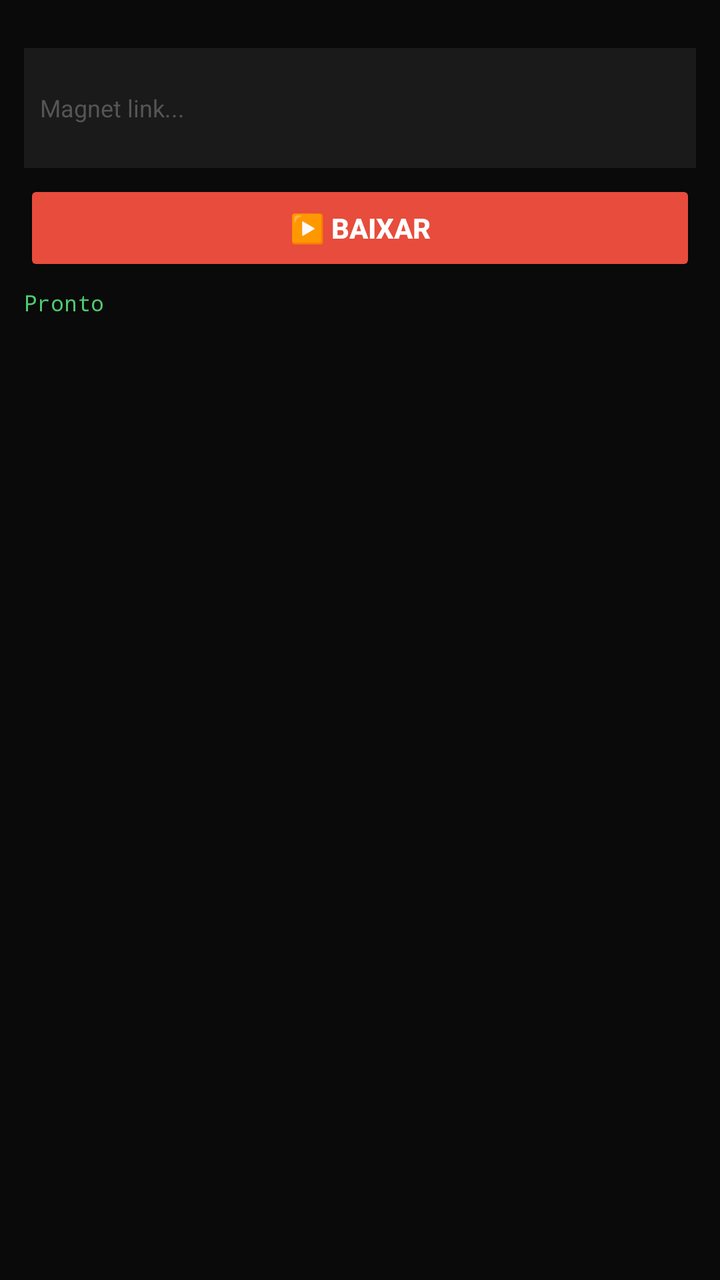
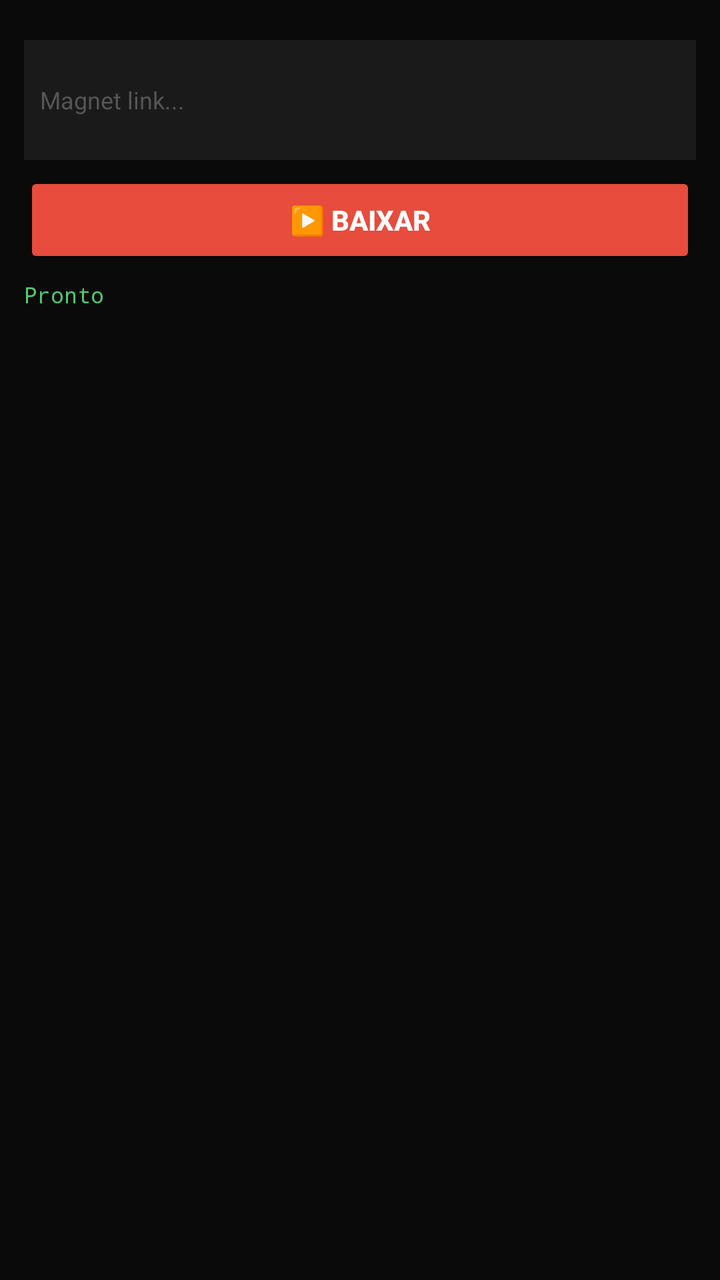

Compare the two renders of this Android layout. The source of the first and the diff that turns it into the second are given below.
<!-- AndroidManifest.xml: application theme Theme.AppCompat.NoActionBar -->
<!-- res/layout/activity_main.xml -->
<?xml version="1.0" encoding="utf-8"?>
<LinearLayout xmlns:android="http://schemas.android.com/apk/res/android"
    xmlns:app="http://schemas.android.com/apk/res-auto"
    android:layout_width="match_parent"
    android:layout_height="match_parent"
    android:orientation="vertical"
    android:background="#0a0a0a"
    android:gravity="center_horizontal"
    android:padding="12dp">
    
    <androidx.media3.ui.PlayerView
        android:id="@+id/player_view"
        android:layout_width="match_parent"
        android:layout_height="0dp"
        android:layout_weight="0"
        android:visibility="gone"
        app:show_buffering="when_playing"
        app:use_controller="true" />
    
    <LinearLayout
        android:layout_width="match_parent"
        android:layout_height="wrap_content"
        android:orientation="vertical"
        android:layout_marginTop="12dp">
        
        <EditText
            android:id="@+id/magnet_input"
            android:layout_width="match_parent"
            android:layout_height="60dp"
            android:background="#1a1a1a"
            android:hint="Magnet link..."
            android:textColorHint="#555"
            android:inputType="textMultiLine"
            android:padding="8dp"
            android:textColor="#fff"
            android:textSize="12sp" />
        
        <LinearLayout
            android:layout_width="match_parent"
            android:layout_height="wrap_content"
            android:orientation="horizontal"
            android:layout_marginTop="6dp">
            
            <Button
                android:id="@+id/btn_play"
                android:layout_width="0dp"
                android:layout_height="48dp"
                android:layout_weight="1"
                android:backgroundTint="#e74c3c"
                android:text="▶️ BAIXAR"
                android:textColor="#fff"
                android:textStyle="bold" />
            
            <Button
                android:id="@+id/btn_watch"
                android:layout_width="0dp"
                android:layout_height="48dp"
                android:layout_weight="1"
                android:layout_marginStart="4dp"
                android:backgroundTint="#4ecb71"
                android:text="🎬 ASSISTIR"
                android:textColor="#000"
                android:textStyle="bold"
                android:visibility="gone" />
            
            <Button
                android:id="@+id/btn_stop"
                android:layout_width="0dp"
                android:layout_height="48dp"
                android:layout_weight="1"
                android:layout_marginStart="4dp"
                android:backgroundTint="#555"
                android:text="⏹️ PARAR"
                android:textColor="#fff"
                android:textStyle="bold"
                android:visibility="gone" />
        </LinearLayout>
        
        <ProgressBar
            android:id="@+id/buffer_bar"
            style="?android:attr/progressBarStyleHorizontal"
            android:layout_width="match_parent"
            android:layout_height="5dp"
            android:layout_marginTop="6dp"
            android:progressTint="#e74c3c"
            android:visibility="gone" />
        
        <TextView
            android:id="@+id/status_text"
            android:layout_width="wrap_content"
            android:layout_height="wrap_content"
            android:layout_marginTop="6dp"
            android:text="Pronto"
            android:textColor="#4ecb71"
            android:textSize="11sp"
            android:fontFamily="monospace" />
    </LinearLayout>
    
</LinearLayout>
<!-- resources referenced by this layout -->
<resources>

</resources>

<!-- the commit's change to res/layout/activity_main.xml (unified diff, before → after) -->
@@ -1,99 +1,146 @@
 <?xml version="1.0" encoding="utf-8"?>
-<LinearLayout xmlns:android="http://schemas.android.com/apk/res/android"
+<FrameLayout xmlns:android="http://schemas.android.com/apk/res/android"
     xmlns:app="http://schemas.android.com/apk/res-auto"
     android:layout_width="match_parent"
     android:layout_height="match_parent"
-    android:orientation="vertical"
-    android:background="#0a0a0a"
-    android:gravity="center_horizontal"
-    android:padding="12dp">
-    
-    <androidx.media3.ui.PlayerView
-        android:id="@+id/player_view"
-        android:layout_width="match_parent"
-        android:layout_height="0dp"
-        android:layout_weight="0"
-        android:visibility="gone"
-        app:show_buffering="when_playing"
-        app:use_controller="true" />
+    android:background="#0a0a0a">
     
     <LinearLayout
         android:layout_width="match_parent"
-        android:layout_height="wrap_content"
+        android:layout_height="match_parent"
         android:orientation="vertical"
-        android:layout_marginTop="12dp">
+        android:gravity="center_horizontal"
+        android:padding="12dp">
         
-        <EditText
-            android:id="@+id/magnet_input"
+        
+        <androidx.media3.ui.PlayerView
+            android:id="@+id/player_view"
             android:layout_width="match_parent"
-            android:layout_height="60dp"
+            android:layout_height="wrap_content"
+            android:visibility="gone"
+            app:show_buffering="when_playing"
+            app:use_controller="true" />
+        
+        
+        <FrameLayout
+            android:id="@+id/loading_overlay"
+            android:layout_width="match_parent"
+            android:layout_height="200dp"
+            android:visibility="gone"
             android:background="#1a1a1a"
-            android:hint="Magnet link..."
-            android:textColorHint="#555"
-            android:inputType="textMultiLine"
-            android:padding="8dp"
-            android:textColor="#fff"
-            android:textSize="12sp" />
+            android:layout_marginTop="8dp">
+            
+            <LinearLayout
+                android:layout_width="wrap_content"
+                android:layout_height="wrap_content"
+                android:layout_gravity="center"
+                android:orientation="vertical"
+                android:gravity="center">
+                
+                <ProgressBar
+                    android:id="@+id/spinner_bar"
+                    android:layout_width="40dp"
+                    android:layout_height="40dp"
+                    android:indeterminateTint="#e74c3c"
+                    android:visibility="gone" />
+                
+                <TextView
+                    android:layout_width="wrap_content"
+                    android:layout_height="wrap_content"
+                    android:layout_marginTop="12dp"
+                    android:text="⏳ Carregando..."
+                    android:textColor="#e74c3c"
+                    android:textSize="14sp" />
+                
+                <TextView
+                    android:layout_width="wrap_content"
+                    android:layout_height="wrap_content"
+                    android:layout_marginTop="4dp"
+                    android:text="Baixando mais dados..."
+                    android:textColor="#888"
+                    android:textSize="11sp" />
+            </LinearLayout>
+        </FrameLayout>
+        
         
         <LinearLayout
             android:layout_width="match_parent"
             android:layout_height="wrap_content"
-            android:orientation="horizontal"
-            android:layout_marginTop="6dp">
+            android:orientation="vertical"
+            android:layout_marginTop="8dp">
             
-            <Button
-                android:id="@+id/btn_play"
-                android:layout_width="0dp"
-                android:layout_height="48dp"
-                android:layout_weight="1"
-                android:backgroundTint="#e74c3c"
-                android:text="▶️ BAIXAR"
+            <EditText
+                android:id="@+id/magnet_input"
+                android:layout_width="match_parent"
+                android:layout_height="60dp"
+                android:background="#1a1a1a"
+                android:hint="Magnet link..."
+                android:textColorHint="#555"
+                android:inputType="textMultiLine"
+                android:padding="8dp"
                 android:textColor="#fff"
-                android:textStyle="bold" />
+                android:textSize="12sp" />
             
-            <Button
-                android:id="@+id/btn_watch"
-                android:layout_width="0dp"
-                android:layout_height="48dp"
-                android:layout_weight="1"
-                android:layout_marginStart="4dp"
-                android:backgroundTint="#4ecb71"
-                android:text="🎬 ASSISTIR"
-                android:textColor="#000"
-                android:textStyle="bold"
+            <LinearLayout
+                android:layout_width="match_parent"
+                android:layout_height="wrap_content"
+                android:orientation="horizontal"
+                android:layout_marginTop="6dp">
+                
+                <Button
+                    android:id="@+id/btn_play"
+                    android:layout_width="0dp"
+                    android:layout_height="48dp"
+                    android:layout_weight="1"
+                    android:backgroundTint="#e74c3c"
+                    android:text="▶️ BAIXAR"
+                    android:textColor="#fff"
+                    android:textStyle="bold" />
+                
+                <Button
+                    android:id="@+id/btn_watch"
+                    android:layout_width="0dp"
+                    android:layout_height="48dp"
+                    android:layout_weight="1"
+                    android:layout_marginStart="4dp"
+                    android:backgroundTint="#4ecb71"
+                    android:text="🎬 ASSISTIR"
+                    android:textColor="#000"
+                    android:textStyle="bold"
+                    android:visibility="gone" />
+                
+                <Button
+                    android:id="@+id/btn_stop"
+                    android:layout_width="0dp"
+                    android:layout_height="48dp"
+                    android:layout_weight="1"
+                    android:layout_marginStart="4dp"
+                    android:backgroundTint="#555"
+                    android:text="⏹️ PARAR"
+                    android:textColor="#fff"
+                    android:textStyle="bold"
+                    android:visibility="gone" />
+            </LinearLayout>
+            
+            <ProgressBar
+                android:id="@+id/buffer_bar"
+                style="?android:attr/progressBarStyleHorizontal"
+                android:layout_width="match_parent"
+                android:layout_height="5dp"
+                android:layout_marginTop="6dp"
+                android:progressTint="#e74c3c"
                 android:visibility="gone" />
             
-            <Button
-                android:id="@+id/btn_stop"
-                android:layout_width="0dp"
-                android:layout_height="48dp"
-                android:layout_weight="1"
-                android:layout_marginStart="4dp"
-                android:backgroundTint="#555"
-                android:text="⏹️ PARAR"
-                android:textColor="#fff"
-                android:textStyle="bold"
-                android:visibility="gone" />
+            <TextView
+                android:id="@+id/status_text"
+                android:layout_width="wrap_content"
+                android:layout_height="wrap_content"
+                android:layout_marginTop="6dp"
+                android:text="Pronto"
+                android:textColor="#4ecb71"
+                android:textSize="11sp"
+                android:fontFamily="monospace" />
         </LinearLayout>
-        
-        <ProgressBar
-            android:id="@+id/buffer_bar"
-            style="?android:attr/progressBarStyleHorizontal"
-            android:layout_width="match_parent"
-            android:layout_height="5dp"
-            android:layout_marginTop="6dp"
-            android:progressTint="#e74c3c"
-            android:visibility="gone" />
-        
-        <TextView
-            android:id="@+id/status_text"
-            android:layout_width="wrap_content"
-            android:layout_height="wrap_content"
-            android:layout_marginTop="6dp"
-            android:text="Pronto"
-            android:textColor="#4ecb71"
-            android:textSize="11sp"
-            android:fontFamily="monospace" />
     </LinearLayout>
     
-</LinearLayout>
+</FrameLayout>
